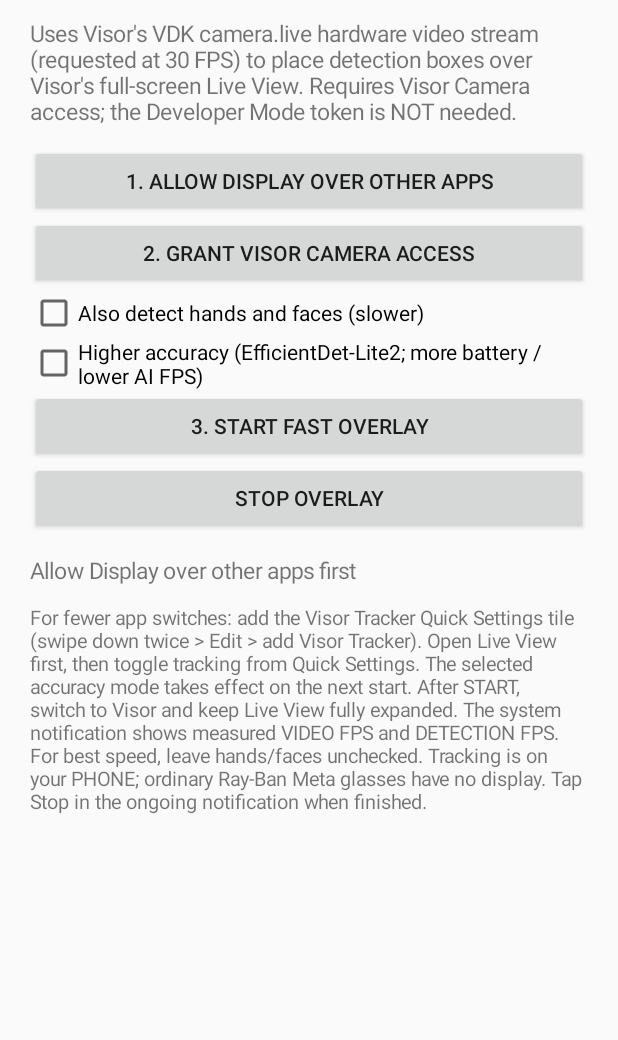
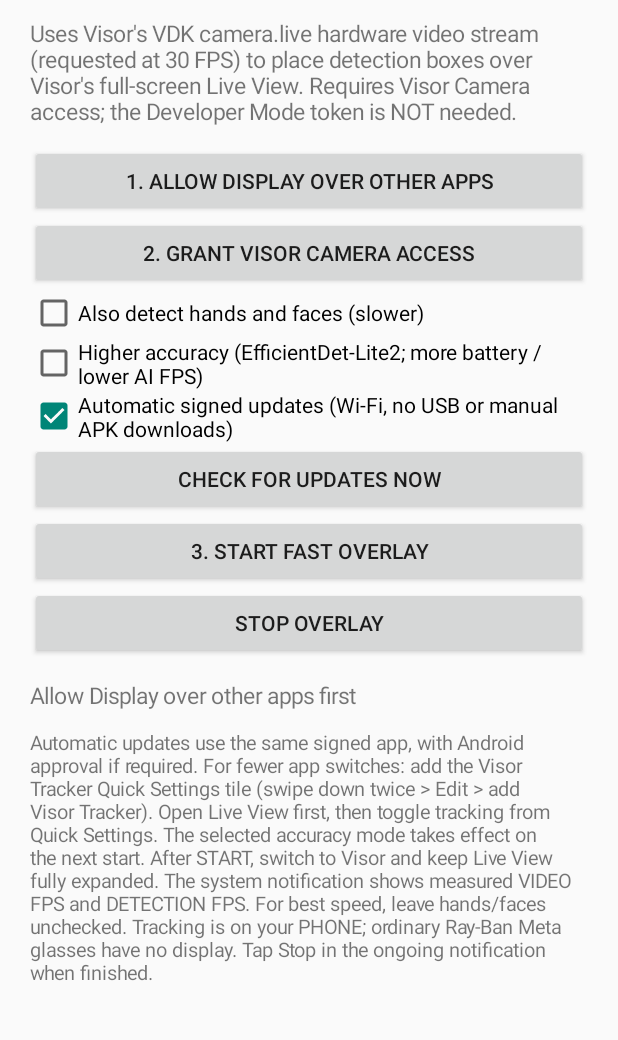
Before and after one commit to mattumali579/cloud-ai-os, an Android app: the screen it shows after launch (MainActivity), after a tap on "3. START FAST OVERLAY", on a phone screen of 412 x 824 dp, the part 79-1119 px from its top. Run offline under Robolectric (Android 15) with nearby library versions, the phone set to English and light mode, and no system bars; libraries missing offline, so code that uses them is left out: com.macedonga.visor; network calls fail.

Commit message:
Wire no-USB self updates into the same Tracker app and manifest

```diff
--- a/experiments/visor-tracker-android/app/src/main/java/com/mattumali/visortracker/MainActivity.kt
+++ b/experiments/visor-tracker-android/app/src/main/java/com/mattumali/visortracker/MainActivity.kt
@@ -89,6 +89,29 @@ class MainActivity : ComponentActivity() {
             }
         }
         root.addView(accurate)
+        root.addView(CheckBox(this).apply {
+            text = "Automatic signed updates (Wi-Fi, no USB or manual APK downloads)"
+            isChecked = TrackerUpdater.enabled(this@MainActivity)
+            setOnCheckedChangeListener { _, enabled ->
+                TrackerUpdater.configure(this@MainActivity, enabled)
+                if (enabled && android.os.Build.VERSION.SDK_INT >= 26 &&
+                    !packageManager.canRequestPackageInstalls()) {
+                    startActivity(Intent(
+                        Settings.ACTION_MANAGE_UNKNOWN_APP_SOURCES,
+                        Uri.parse("package:" + packageName)
+                    ))
+                }
+            }
+        })
+        root.addView(Button(this).apply {
+            text = "CHECK FOR UPDATES NOW"
+            setOnClickListener {
+                status.text = "Checking signed GitHub releases..."
+                TrackerUpdater.checkInBackground(this@MainActivity) { message ->
+                    runOnUiThread { if (::status.isInitialized) status.text = message }
+                }
+            }
+        })
         root.addView(Button(this).apply {
             text = "3. START FAST OVERLAY"
             setOnClickListener { startOverlay() }
@@ -107,7 +130,8 @@ class MainActivity : ComponentActivity() {
         }
         root.addView(status)
         root.addView(TextView(this).apply {
-            text = "For fewer app switches: add the Visor Tracker Quick Settings tile " +
+            text = "Automatic updates use the same signed app, with Android approval if required. " +
+                "For fewer app switches: add the Visor Tracker Quick Settings tile " +
                 "(swipe down twice > Edit > add Visor Tracker). Open Live View first, " +
                 "then toggle tracking from Quick Settings. " +
                 "The selected accuracy mode takes effect on the next start. " +
@@ -119,6 +143,14 @@ class MainActivity : ComponentActivity() {
             textSize = 13f
         })
         setContentView(scroll)
+        TrackerUpdater.schedule(this)
+        if (TrackerUpdater.enabled(this)) {
+            TrackerUpdater.checkInBackground(this) { message ->
+                runOnUiThread {
+                    if (::status.isInitialized) status.text = message
+                }
+            }
+        }
     }
 
     override fun onResume() {
```
